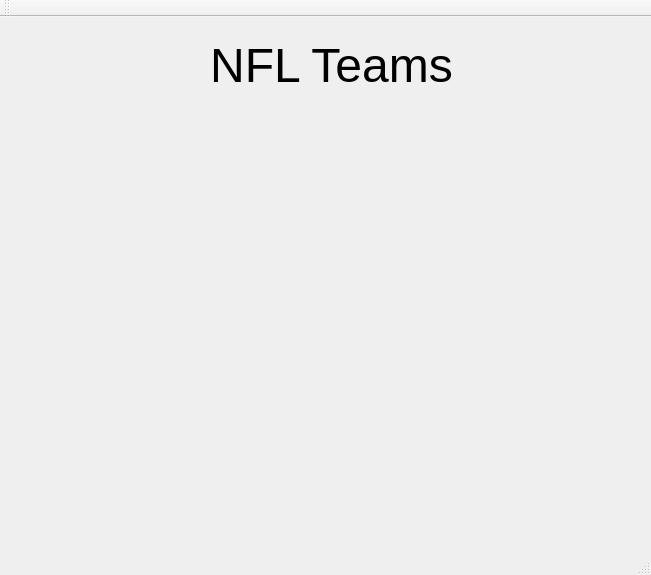
The window that mainwindow.ui (Jesus0342/CS1D-Project-2) describes before a commit, drawn with Qt 5.
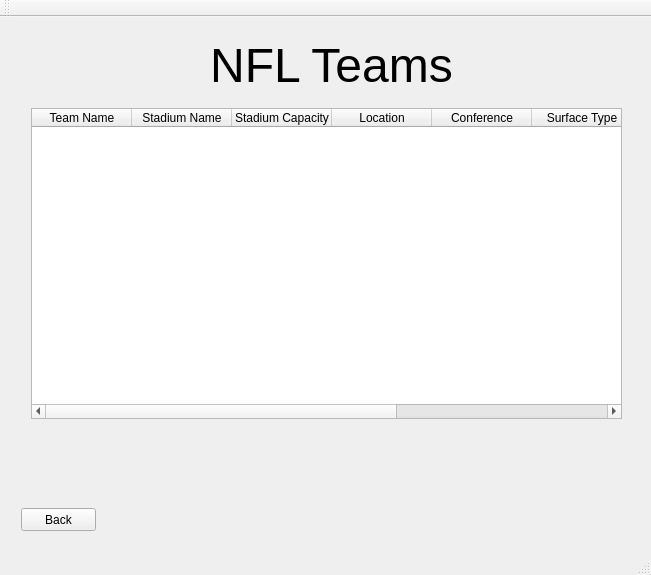
The same window after the commit. The open tabs and pages were chosen to show the change.

Commit message: Added Teams organized by alphabetical order. Also fixed an issue with sorting teamNames in case 1 in mainwindow

Patch:
```diff
--- a/mainwindow.ui
+++ b/mainwindow.ui
@@ -266,6 +266,69 @@
          <string>&lt;html&gt;&lt;head/&gt;&lt;body&gt;&lt;p align=&quot;center&quot;&gt;&lt;span style=&quot; font-size:36pt;&quot;&gt;NFL Teams&lt;/span&gt;&lt;/p&gt;&lt;/body&gt;&lt;/html&gt;</string>
         </property>
        </widget>
+       <widget class="QTableWidget" name="tableWidget_teams">
+        <property name="geometry">
+         <rect>
+          <x>20</x>
+          <y>80</y>
+          <width>591</width>
+          <height>311</height>
+         </rect>
+        </property>
+        <column>
+         <property name="text">
+          <string>Team Name</string>
+         </property>
+        </column>
+        <column>
+         <property name="text">
+          <string>Stadium Name</string>
+         </property>
+        </column>
+        <column>
+         <property name="text">
+          <string>Stadium Capacity</string>
+         </property>
+        </column>
+        <column>
+         <property name="text">
+          <string>Location</string>
+         </property>
+        </column>
+        <column>
+         <property name="text">
+          <string>Conference</string>
+         </property>
+        </column>
+        <column>
+         <property name="text">
+          <string>Surface Type</string>
+         </property>
+        </column>
+        <column>
+         <property name="text">
+          <string>Stadium Roof Type</string>
+         </property>
+        </column>
+        <column>
+         <property name="text">
+          <string>Star Player</string>
+         </property>
+        </column>
+       </widget>
+       <widget class="QPushButton" name="pushButton_backViewTeams">
+        <property name="geometry">
+         <rect>
+          <x>10</x>
+          <y>480</y>
+          <width>75</width>
+          <height>23</height>
+         </rect>
+        </property>
+        <property name="text">
+         <string>Back</string>
+        </property>
+       </widget>
       </widget>
       <widget class="QWidget" name="page_viewStadiums">
        <widget class="QLabel" name="label_viewStadiumsTitle">
```
Left out of the diff: 2 changed lines with no effect on the pictures. The commit also changes 2 other files.
